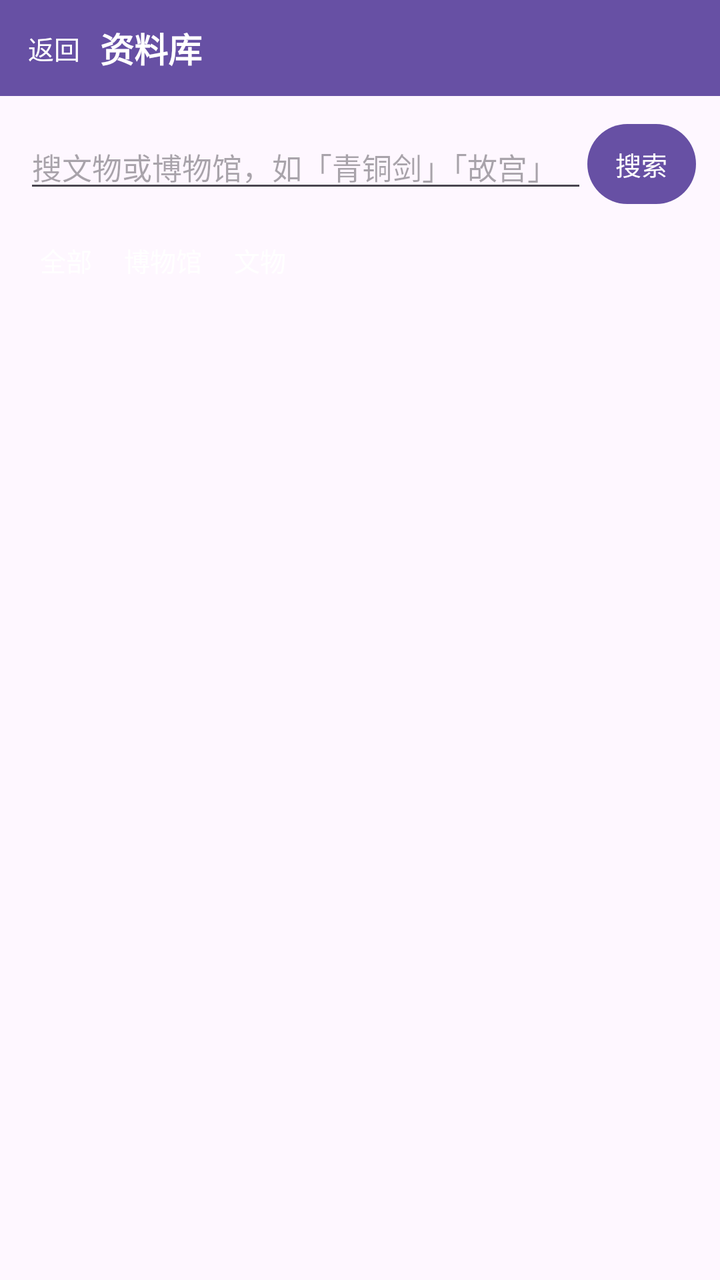
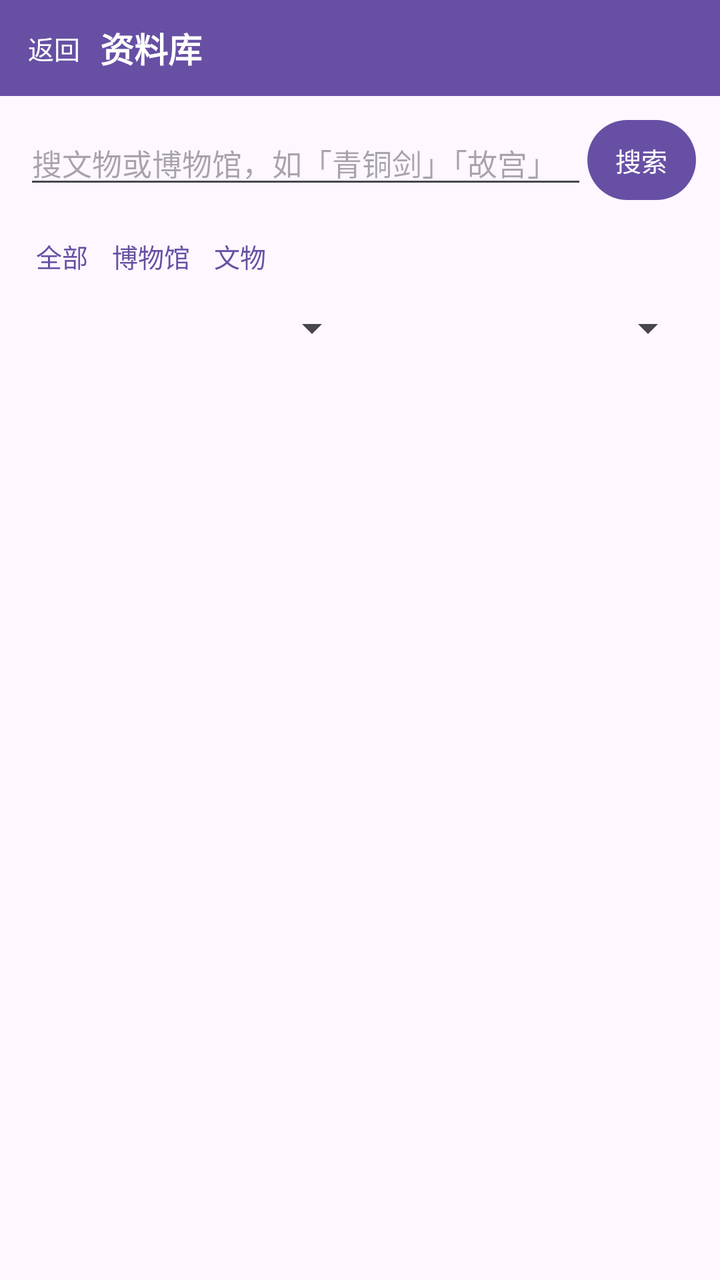

Compare the two renders of this Android layout. The source of the first and the diff that turns it into the second are given below.
<!-- AndroidManifest.xml: application theme Theme.MuseumDocentAI -->
<!-- res/layout/activity_browse.xml -->
<?xml version="1.0" encoding="utf-8"?>
<androidx.constraintlayout.widget.ConstraintLayout xmlns:android="http://schemas.android.com/apk/res/android"
    xmlns:app="http://schemas.android.com/apk/res-auto"
    android:id="@+id/browse_root"
    android:layout_width="match_parent"
    android:layout_height="match_parent">

    
    <LinearLayout
        android:id="@+id/browse_title_bar"
        android:layout_width="match_parent"
        android:layout_height="48dp"
        android:background="?attr/colorPrimary"
        android:gravity="center_vertical"
        android:orientation="horizontal"
        android:paddingStart="4dp"
        android:paddingEnd="12dp"
        app:layout_constraintTop_toTopOf="parent">

        <Button
            android:id="@+id/btn_back"
            style="?android:attr/borderlessButtonStyle"
            android:layout_width="wrap_content"
            android:layout_height="wrap_content"
            android:minWidth="0dp"
            android:paddingStart="10dp"
            android:paddingEnd="10dp"
            android:text="@string/browse_back"
            android:textColor="@android:color/white"
            android:textSize="13sp" />

        <TextView
            android:layout_width="0dp"
            android:layout_height="wrap_content"
            android:layout_weight="1"
            android:text="@string/browse_title"
            android:textColor="@android:color/white"
            android:textSize="17sp"
            android:textStyle="bold" />
    </LinearLayout>

    
    <LinearLayout
        android:id="@+id/layout_search"
        android:layout_width="match_parent"
        android:layout_height="wrap_content"
        android:orientation="vertical"
        android:paddingStart="12dp"
        android:paddingTop="10dp"
        android:paddingEnd="12dp"
        app:layout_constraintTop_toBottomOf="@id/browse_title_bar">

        <LinearLayout
            android:layout_width="match_parent"
            android:layout_height="wrap_content"
            android:gravity="center_vertical"
            android:orientation="horizontal">

            <EditText
                android:id="@+id/edit_search"
                android:layout_width="0dp"
                android:layout_height="wrap_content"
                android:layout_weight="1"
                android:hint="@string/browse_hint"
                android:imeOptions="actionSearch"
                android:inputType="text"
                android:maxLines="1"
                android:textSize="15sp" />

            <Button
                android:id="@+id/btn_search"
                android:layout_width="wrap_content"
                android:layout_height="wrap_content"
                android:minWidth="0dp"
                android:paddingStart="14dp"
                android:paddingEnd="14dp"
                android:text="@string/browse_search"
                android:textSize="13sp" />
        </LinearLayout>

        
        <LinearLayout
            android:layout_width="match_parent"
            android:layout_height="wrap_content"
            android:orientation="horizontal">

            <Button
                android:id="@+id/btn_kind_all"
                style="?android:attr/borderlessButtonStyle"
                android:layout_width="wrap_content"
                android:layout_height="wrap_content"
                android:minWidth="0dp"
                android:paddingStart="8dp"
                android:paddingEnd="8dp"
                android:text="@string/browse_kind_all"
                android:textSize="13sp" />

            <Button
                android:id="@+id/btn_kind_museum"
                style="?android:attr/borderlessButtonStyle"
                android:layout_width="wrap_content"
                android:layout_height="wrap_content"
                android:minWidth="0dp"
                android:paddingStart="8dp"
                android:paddingEnd="8dp"
                android:text="@string/browse_kind_museum"
                android:textSize="13sp" />

            <Button
                android:id="@+id/btn_kind_artifact"
                style="?android:attr/borderlessButtonStyle"
                android:layout_width="wrap_content"
                android:layout_height="wrap_content"
                android:minWidth="0dp"
                android:paddingStart="8dp"
                android:paddingEnd="8dp"
                android:text="@string/browse_kind_artifact"
                android:textSize="13sp" />

            <TextView
                android:id="@+id/text_count"
                android:layout_width="0dp"
                android:layout_height="wrap_content"
                android:layout_weight="1"
                android:gravity="end"
                android:textSize="12sp" />
        </LinearLayout>
    </LinearLayout>

    
    <TextView
        android:id="@+id/text_status"
        android:layout_width="match_parent"
        android:layout_height="wrap_content"
        android:gravity="center"
        android:padding="18dp"
        android:textSize="13sp"
        android:visibility="gone"
        app:layout_constraintTop_toBottomOf="@id/layout_search" />

    
    <androidx.recyclerview.widget.RecyclerView
        android:id="@+id/recycler_docs"
        android:layout_width="match_parent"
        android:layout_height="0dp"
        android:clipToPadding="false"
        android:padding="6dp"
        app:layout_constraintBottom_toBottomOf="parent"
        app:layout_constraintTop_toBottomOf="@id/layout_search" />

</androidx.constraintlayout.widget.ConstraintLayout>
<!-- resources referenced by this layout -->
<resources>
  <string name="browse_back">返回</string>
  <string name="browse_hint">搜文物或博物馆，如「青铜剑」「故宫」</string>
  <string name="browse_kind_all">全部</string>
  <string name="browse_kind_artifact">文物</string>
  <string name="browse_kind_museum">博物馆</string>
  <string name="browse_search">搜索</string>
  <string name="browse_title">资料库</string>
  <style name="Theme.MuseumDocentAI" parent="Base.Theme.MuseumDocentAI" />
  <style name="Base.Theme.MuseumDocentAI" parent="Theme.Material3.DayNight.NoActionBar">
          
          
      </style>
</resources>

<!-- the commit's change to res/layout/activity_browse.xml (unified diff, before → after) -->
@@ -46,7 +46,7 @@
         android:layout_height="wrap_content"
         android:orientation="vertical"
         android:paddingStart="12dp"
-        android:paddingTop="10dp"
+        android:paddingTop="8dp"
         android:paddingEnd="12dp"
         app:layout_constraintTop_toBottomOf="@id/browse_title_bar">
 
@@ -82,6 +82,7 @@
         <LinearLayout
             android:layout_width="match_parent"
             android:layout_height="wrap_content"
+            android:gravity="center_vertical"
             android:orientation="horizontal">
 
             <Button
@@ -90,9 +91,10 @@
                 android:layout_width="wrap_content"
                 android:layout_height="wrap_content"
                 android:minWidth="0dp"
-                android:paddingStart="8dp"
-                android:paddingEnd="8dp"
+                android:paddingStart="6dp"
+                android:paddingEnd="6dp"
                 android:text="@string/browse_kind_all"
+                android:textColor="#6750A4"
                 android:textSize="13sp" />
 
             <Button
@@ -101,9 +103,10 @@
                 android:layout_width="wrap_content"
                 android:layout_height="wrap_content"
                 android:minWidth="0dp"
-                android:paddingStart="8dp"
-                android:paddingEnd="8dp"
+                android:paddingStart="6dp"
+                android:paddingEnd="6dp"
                 android:text="@string/browse_kind_museum"
+                android:textColor="#6750A4"
                 android:textSize="13sp" />
 
             <Button
@@ -112,9 +115,10 @@
                 android:layout_width="wrap_content"
                 android:layout_height="wrap_content"
                 android:minWidth="0dp"
-                android:paddingStart="8dp"
-                android:paddingEnd="8dp"
+                android:paddingStart="6dp"
+                android:paddingEnd="6dp"
                 android:text="@string/browse_kind_artifact"
+                android:textColor="#6750A4"
                 android:textSize="13sp" />
 
             <TextView
@@ -125,18 +129,53 @@
                 android:gravity="end"
                 android:textSize="12sp" />
         </LinearLayout>
+
+        
+        <LinearLayout
+            android:layout_width="match_parent"
+            android:layout_height="wrap_content"
+            android:gravity="center_vertical"
+            android:orientation="horizontal">
+
+            <Spinner
+                android:id="@+id/spinner_province"
+                android:layout_width="0dp"
+                android:layout_height="wrap_content"
+                android:layout_weight="1" />
+
+            <Spinner
+                android:id="@+id/spinner_category"
+                android:layout_width="0dp"
+                android:layout_height="wrap_content"
+                android:layout_weight="1" />
+        </LinearLayout>
+
+        
+        <HorizontalScrollView
+            android:id="@+id/scroll_history"
+            android:layout_width="match_parent"
+            android:layout_height="wrap_content"
+            android:scrollbars="none"
+            android:visibility="gone">
+
+            <LinearLayout
+                android:id="@+id/layout_history"
+                android:layout_width="wrap_content"
+                android:layout_height="wrap_content"
+                android:orientation="horizontal" />
+        </HorizontalScrollView>
+
+        
+        <TextView
+            android:id="@+id/text_status"
+            android:layout_width="match_parent"
+            android:layout_height="wrap_content"
+            android:gravity="center"
+            android:paddingTop="10dp"
+            android:paddingBottom="10dp"
+            android:textSize="13sp"
+            android:visibility="gone" />
     </LinearLayout>
-
-    
-    <TextView
-        android:id="@+id/text_status"
-        android:layout_width="match_parent"
-        android:layout_height="wrap_content"
-        android:gravity="center"
-        android:padding="18dp"
-        android:textSize="13sp"
-        android:visibility="gone"
-        app:layout_constraintTop_toBottomOf="@id/layout_search" />
 
     
     <androidx.recyclerview.widget.RecyclerView
